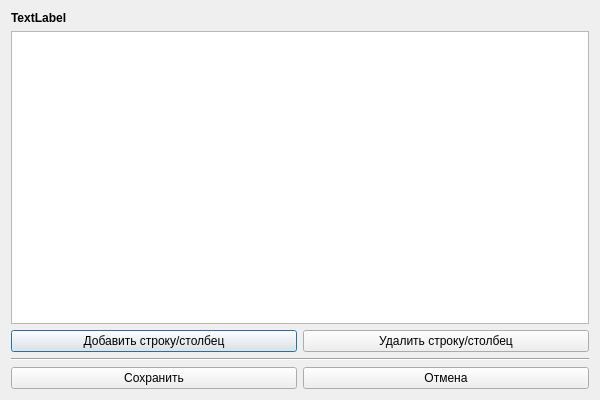
Old version of the form designer/forms/formtabledialogwindow.ui in the repository Artemako/auto-exec-doc.
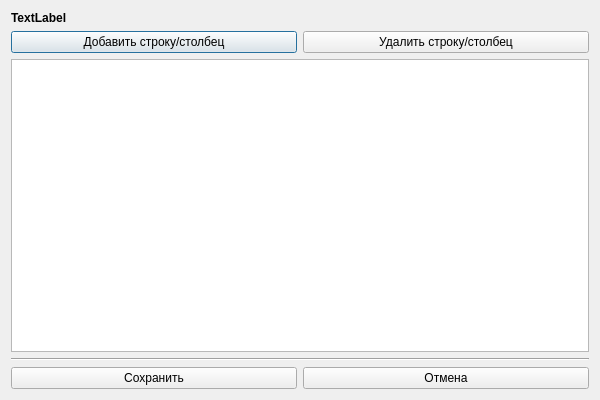
New version of the form.

```diff
--- a/designer/forms/formtabledialogwindow.ui
+++ b/designer/forms/formtabledialogwindow.ui
@@ -21,9 +21,6 @@
      </property>
     </widget>
    </item>
-   <item>
-    <widget class="QTableWidget" name="table"/>
-   </item>
    <item>
     <layout class="QHBoxLayout" name="buttons_layout">
      <item>
@@ -42,6 +39,9 @@
      </item>
     </layout>
    </item>
+   <item>
+    <widget class="QTableWidget" name="table"/>
+   </item>
    <item>
     <widget class="Line" name="line">
      <property name="orientation">
```
